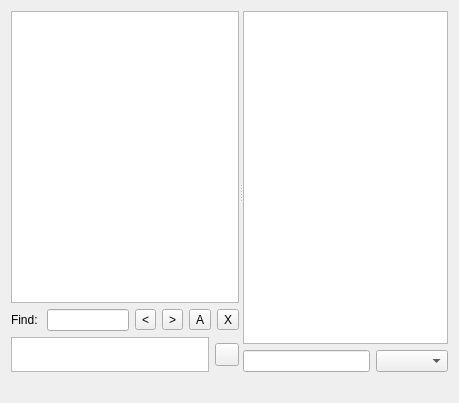
First picture: the form in eiskaltdcpp-qt/ui/HubFrame.ui, repository eiskaltdcpp/eiskaltdcpp, before the edit.
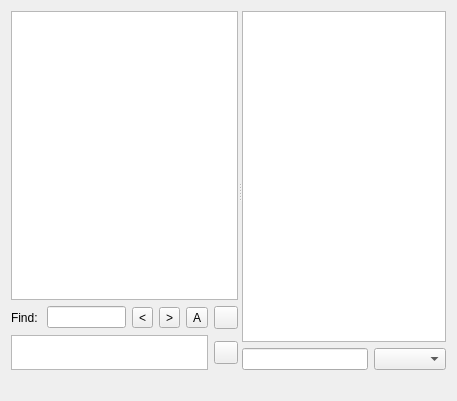
Second picture: the form after the edit. Custom widgets are drawn as their Qt base class.

Commit message: Switching to signal/slot mechanism of processing core messages (at first HubFrame only)

Patch:
```diff
--- a/eiskaltdcpp-qt/ui/HubFrame.ui
+++ b/eiskaltdcpp-qt/ui/HubFrame.ui
@@ -6,8 +6,8 @@
    <rect>
     <x>0</x>
     <y>0</y>
-    <width>459</width>
-    <height>403</height>
+    <width>457</width>
+    <height>401</height>
    </rect>
   </property>
   <property name="windowTitle">
@@ -137,7 +137,7 @@
                <string>Hide find frame (Ctrl+F)</string>
               </property>
               <property name="text">
-               <string>X</string>
+               <string/>
               </property>
              </widget>
             </item>
```
The commit also changes 5 other files.
